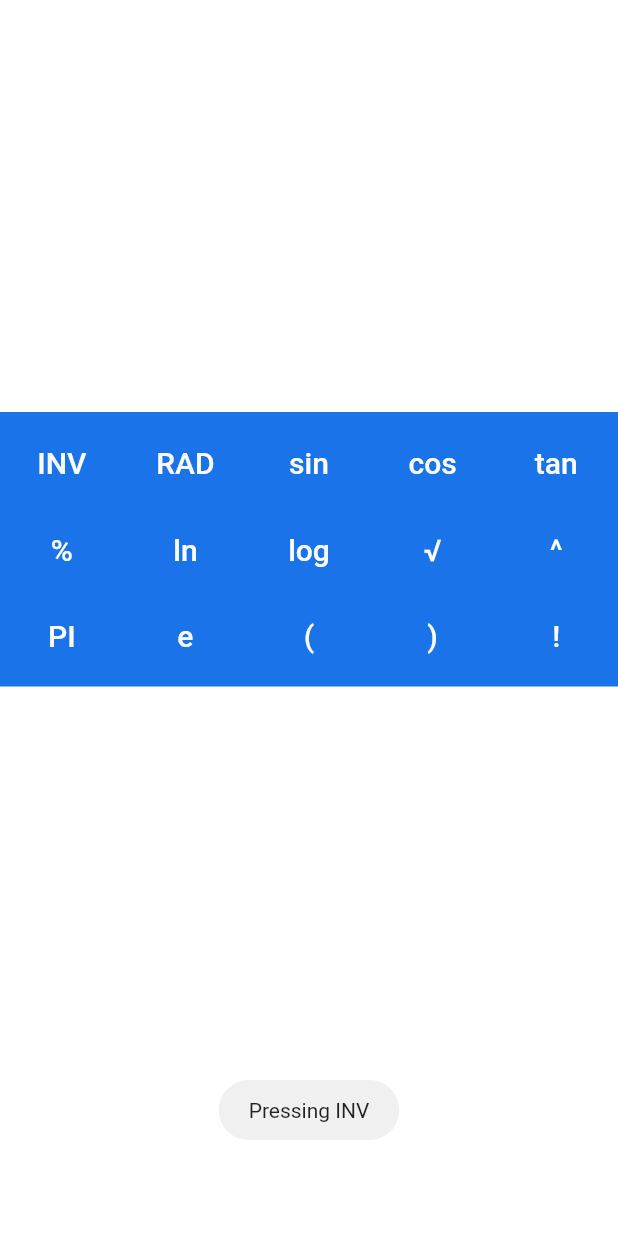
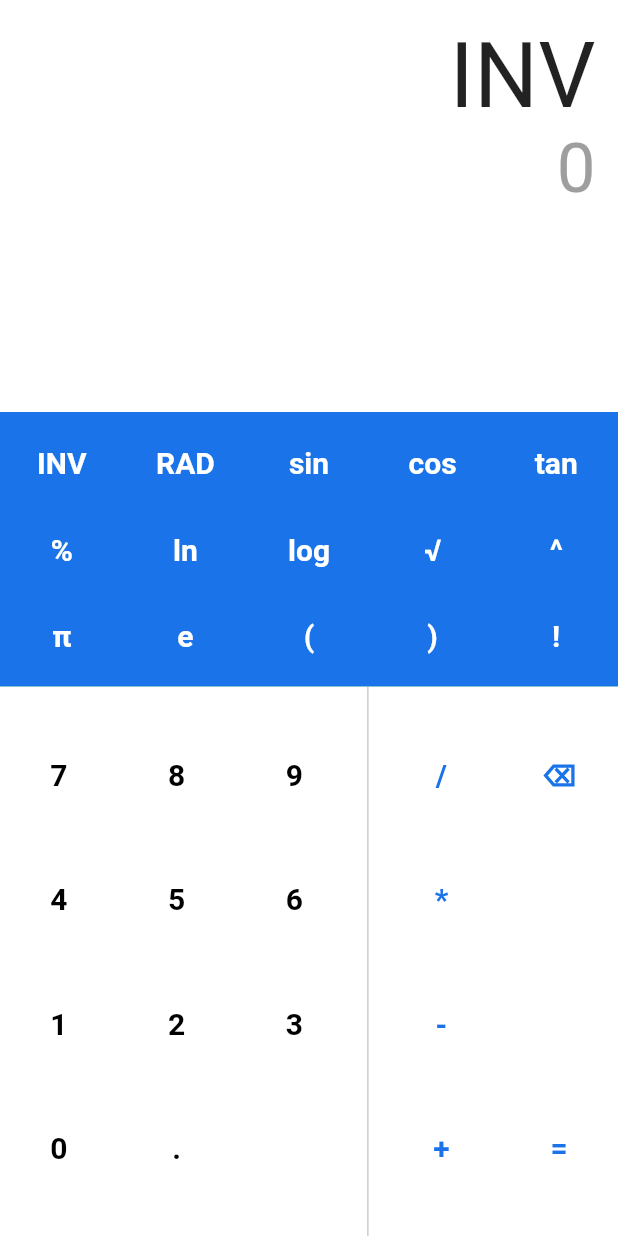
Before and after one commit to amadoug2g/FL-Calculator, a Flutter app: the screen it shows after launch, after a tap on "INV", on a phone screen of 412 x 824 dp. Run offline on Flutter 3.47's test engine with Material 2 defaults, Android fonts, the phone set to English and light mode, and no system bars.

Commit message:
Calculator UI - Normal operations, input and result

```diff
--- a/lib/my_home_dart.dart
+++ b/lib/my_home_dart.dart
@@ -1,7 +1,6 @@
-
 import 'package:flutter/cupertino.dart';
 import 'package:flutter/material.dart';
-import 'package:fluttertoast/fluttertoast.dart';
+import 'package:flutter/services.dart';
 
 class MyHomeApp extends StatefulWidget {
   const MyHomeApp({Key? key}) : super(key: key);
@@ -11,12 +10,74 @@ class MyHomeApp extends StatefulWidget {
 }
 
 class _MyCalculator extends State<MyHomeApp> {
-  String value = "1";
+  //region Variables
+  String input = "0";
+  String result = "0";
+  String expression = "";
+  double inputSize = 20.0;
+  double resultSize = 20.0;
+  //endregion
 
-  void buttonClick() {
-    Fluttertoast.showToast(msg: "Pressing $value");
+  //region Functions
+  TextButton displayTextButton(String text, double fontSize, [Color color = Colors.white, bool activated = true]) {
+    TextButton child;
+
+    if (activated) {
+      child = TextButton(
+          onPressed: () => buttonPress(text),
+          onLongPress: () => buttonLongPress(text),
+          style: TextButton.styleFrom(
+            primary: Colors.grey,
+          ),
+          child: displayText(text, 20.0, color));
+    } else {
+      child = TextButton(
+          onPressed: null,
+          child: displayText(text, 20.0, color));
+    }
+
+    return child;
   }
 
+  Text displayText(String text, double fontSize, Color color) {
+    return Text(text, style: TextStyle(fontSize: fontSize, color: color, fontWeight: FontWeight.bold),);
+  }
+
+  void buttonLongPress(String text) {
+    setState(() {
+      if (text == "⌫") {
+        input = "0";
+        result = "0";
+      }
+    });
+
+    HapticFeedback.mediumImpact();
+  }
+
+  void buttonPress(String text) {
+    setState(() {
+      if (text == "⌫") {
+        if (input.length > 1) {
+          input = input.substring(0,input.length-1);
+        } else {
+          input = "0";
+        }
+      } else if (text == "=") {
+
+      } else {
+        if (input == "0") {
+          input = text;
+        } else {
+          input += text;
+        }
+      }
+    });
+
+    HapticFeedback.lightImpact();
+  }
+  //endregion
+
+  //region Widget
   @override
   Widget build(BuildContext context) {
     return Scaffold(
@@ -25,7 +86,7 @@ class _MyCalculator extends State<MyHomeApp> {
         backgroundColor: Colors.red,
         toolbarHeight: 0.0,
       ),
-      body: Container(
+      body: SizedBox(
         height: double.infinity,
         width: double.infinity,
         child: Column(
@@ -34,8 +95,21 @@ class _MyCalculator extends State<MyHomeApp> {
               flex: 1,
                 child: Container(
                   color: Colors.white,
-                  // height: MediaQuery.of(context).size.height * 0.5,
-                )
+                  width: double.infinity,
+                  padding: const EdgeInsets.all(15),
+                  child: Column(
+                    children: <Widget> [
+                      Container(
+                        alignment: Alignment.centerRight,
+                        child: Text(input, style: const TextStyle(fontSize: 60,),),
+                      ),
+                      Container(
+                        alignment: Alignment.centerRight,
+                        child: Text(result, style: const TextStyle(fontSize: 46,color: Colors.grey),),
+                      ),
+                    ],
+                  ),
+                ),
             ),
             Expanded(
                 flex: 2,
@@ -46,7 +120,8 @@ class _MyCalculator extends State<MyHomeApp> {
                       Expanded(
                         flex: 1,
                         child: Container(
-                          color: Color.fromRGBO(26, 115, 232, 1.0),
+                          width: double.infinity,
+                          color: const Color.fromRGBO(26, 115, 232, 1.0),
                           child: Row(
                             children: <Widget> [
                               Expanded(
@@ -54,39 +129,9 @@ class _MyCalculator extends State<MyHomeApp> {
                                   Column(
                                     mainAxisAlignment: MainAxisAlignment.spaceEvenly,
                                     children: <Widget> [
-                                      TextButton(
-                                        onPressed: () {
-                                          value = "INV";
-                                          buttonClick();
-                                        },
-                                        child: Text(
-                                          "INV",
-                                          style: TextStyle(
-                                            fontSize: 20.0,
-                                            color: Colors.white,
-                                          ),
-                                        ),
-                                      ),
-                                      TextButton(
-                                        onPressed: null,
-                                        child: Text(
-                                          "%",
-                                          style: TextStyle(
-                                            fontSize: 20.0,
-                                            color: Colors.white,
-                                          ),
-                                        ),
-                                      ),
-                                      TextButton(
-                                        onPressed: null,
-                                        child: Text(
-                                          "PI",
-                                          style: TextStyle(
-                                            fontSize: 20.0,
-                                            color: Colors.white,
-                                          ),
-                                        ),
-                                      ),
+                                      displayTextButton("INV", 20.0),
+                                      displayTextButton("%", 20.0),
+                                      displayTextButton("π", 20.0),
                                     ],
                                   ),
                               ),
@@ -94,37 +139,10 @@ class _MyCalculator extends State<MyHomeApp> {
                                 child:
                                   Column(
                                     mainAxisAlignment: MainAxisAlignment.spaceEvenly,
-                                    children: const <Widget> [
-                                      TextButton(
-                                        onPressed: null,
-                                        child: Text(
-                                          "RAD",
-                                          style: TextStyle(
-                                            fontSize: 20.0,
-                                            color: Colors.white,
-                                          ),
-                                        ),
-                                      ),
-                                      TextButton(
-                                        onPressed: null,
-                                        child: Text(
-                                          "ln",
-                                          style: TextStyle(
-                                            fontSize: 20.0,
-                                            color: Colors.white,
-                                          ),
-                                        ),
-                                      ),
-                                      TextButton(
-                                        onPressed: null,
-                                        child: Text(
-                                          "e",
-                                          style: TextStyle(
-                                            fontSize: 20.0,
-                                            color: Colors.white,
-                                          ),
-                                        ),
-                                      ),
+                                    children: <Widget> [
+                                      displayTextButton("RAD", 20.0),
+                                      displayTextButton("ln", 20.0),
+                                      displayTextButton("e", 20.0),
                                     ],
                                   ),
                               ),
@@ -132,37 +150,10 @@ class _MyCalculator extends State<MyHomeApp> {
                                 child:
                                   Column(
                                     mainAxisAlignment: MainAxisAlignment.spaceEvenly,
-                                    children: const <Widget> [
-                                      TextButton(
-                                        onPressed: null,
-                                        child: Text(
-                                          "sin",
-                                          style: TextStyle(
-                                            fontSize: 20.0,
-                                            color: Colors.white,
-                                          ),
-                                        ),
-                                      ),
-                                      TextButton(
-                                        onPressed: null,
-                                        child: Text(
-                                          "log",
-                                          style: TextStyle(
-                                            fontSize: 20.0,
-                                            color: Colors.white,
-                                          ),
-                                        ),
-                                      ),
-                                      TextButton(
-                                        onPressed: null,
-                                        child: Text(
-                                          "(",
-                                          style: TextStyle(
-                                            fontSize: 20.0,
-                                            color: Colors.white,
-                                          ),
-                                        ),
-                                      ),
+                                    children: <Widget> [
+                                      displayTextButton("sin", 20.0),
+                                      displayTextButton("log", 20.0),
+                                      displayTextButton("(", 20.0),
                                     ],
                                   ),
                               ),
@@ -170,37 +161,10 @@ class _MyCalculator extends State<MyHomeApp> {
                                 child:
                                   Column(
                                     mainAxisAlignment: MainAxisAlignment.spaceEvenly,
-                                    children: const <Widget> [
-                                      TextButton(
-                                        onPressed: null,
-                                        child: Text(
-                                          "cos",
-                                          style: TextStyle(
-                                            fontSize: 20.0,
-                                            color: Colors.white,
-                                          ),
-                                        ),
-                                      ),
-                                      TextButton(
-                                        onPressed: null,
-                                        child: Text(
-                                          "√",
-                                          style: TextStyle(
-                                            fontSize: 20.0,
-                                            color: Colors.white,
-                                          ),
-                                        ),
-                                      ),
-                                      TextButton(
-                                        onPressed: null,
-                                        child: Text(
-                                          ")",
-                                          style: TextStyle(
-                                            fontSize: 20.0,
-                                            color: Colors.white,
-                                          ),
-                                        ),
-                                      ),
+                                    children: <Widget> [
+                                      displayTextButton("cos", 20.0),
+                                      displayTextButton("√", 20.0),
+                                      displayTextButton(")", 20.0),
                                     ],
                                   ),
                               ),
@@ -208,37 +172,10 @@ class _MyCalculator extends State<MyHomeApp> {
                                 child:
                                   Column(
                                     mainAxisAlignment: MainAxisAlignment.spaceEvenly,
-                                    children: const <Widget> [
-                                      TextButton(
-                                        onPressed: null,
-                                        child: Text(
-                                          "tan",
-                                          style: TextStyle(
-                                            fontSize: 20.0,
-                                            color: Colors.white,
-                                          ),
-                                        ),
-                                      ),
-                                      TextButton(
-                                        onPressed: null,
-                                        child: Text(
-                                          "^",
-                                          style: TextStyle(
-                                            fontSize: 20.0,
-                                            color: Colors.white,
-                                          ),
-                                        ),
-                                      ),
-                                      TextButton(
-                                        onPressed: null,
-                                        child: Text(
-                                          "!",
-                                          style: TextStyle(
-                                            fontSize: 20.0,
-                                            color: Colors.white,
-                                          ),
-                                        ),
-                                      ),
+                                    children: <Widget> [
+                                      displayTextButton("tan", 20.0),
+                                      displayTextButton("^", 20.0),
+                                      displayTextButton("!", 20.0),
                                     ],
                                   ),
                               ),
@@ -249,7 +186,85 @@ class _MyCalculator extends State<MyHomeApp> {
                       Expanded(
                         flex: 2,
                         child: Container(
+                          width: double.infinity,
                           color: Colors.white,
+                          child: Row(
+                            children: <Widget> [
+                              Expanded(
+                                flex: 4,
+                                child:
+                                Column(
+                                  mainAxisAlignment: MainAxisAlignment.spaceEvenly,
+                                  children: <Widget> [
+                                    displayTextButton("7", 25.0, Colors.black),
+                                    displayTextButton("4", 25.0, Colors.black),
+                                    displayTextButton("1", 25.0, Colors.black),
+                                    displayTextButton("0", 25.0, Colors.black),
+                                  ],
+                                ),
+                              ),
+                              Expanded(
+                                flex: 4,
+                                child:
+                                Column(
+                                  mainAxisAlignment: MainAxisAlignment.spaceEvenly,
+                                  children: <Widget> [
+                                    displayTextButton("8", 25.0, Colors.black),
+                                    displayTextButton("5", 25.0, Colors.black),
+                                    displayTextButton("2", 25.0, Colors.black),
+                                    displayTextButton(".", 25.0, Colors.black),
+                                  ],
+                                ),
+                              ),
+                              Expanded(
+                                flex: 4,
+                                child:
+                                Column(
+                                  mainAxisAlignment: MainAxisAlignment.spaceEvenly,
+                                  children: <Widget> [
+                                    displayTextButton("9", 25.0, Colors.black),
+                                    displayTextButton("6", 25.0, Colors.black),
+                                    displayTextButton("3", 25.0, Colors.black),
+                                    displayTextButton("", 25.0, Colors.black, false),
+                                  ],
+                                ),
+                              ),
+                              const Expanded(
+                                flex: 1,
+                                child: VerticalDivider(
+                                  thickness: 1,
+                                  color: Color.fromRGBO(0, 0, 0, 0.2),
+                                ),
+                              ),
+                              Expanded(
+                                flex: 4,
+                                child:
+                                Column(
+                                  mainAxisAlignment: MainAxisAlignment.spaceEvenly,
+                                  children: <Widget> [
+                                    displayTextButton("/", 25.0, const Color.fromRGBO(26,115,232,1.0)),
+                                    displayTextButton("*", 25.0, const Color.fromRGBO(26,115,232,1.0)),
+                                    displayTextButton("-", 25.0, const Color.fromRGBO(26,115,232,1.0)),
+                                    displayTextButton("+", 25.0, const Color.fromRGBO(26,115,232,1.0)),
+                                  ],
+                                ),
+                              ),
+                              Expanded(
+                                flex: 4,
+                                child:
+                                Column(
+                                  mainAxisAlignment: MainAxisAlignment.spaceEvenly,
+                                  children: <Widget> [
+                                    // displayTextButton("C", 25.0, const Color.fromRGBO(26,115,232,1.0)),
+                                    displayTextButton("⌫", 25.0, const Color.fromRGBO(26,115,232,1.0)),
+                                    displayTextButton("", 25.0, const Color.fromRGBO(26,115,232,1.0), false),
+                                    displayTextButton("", 25.0, const Color.fromRGBO(26,115,232,1.0), false),
+                                    displayTextButton("=", 25.0, const Color.fromRGBO(26,115,232,1.0)),
+                                  ],
+                                ),
+                              ),
+                            ],
+                          ),
                         ),
                       ),
                     ],
@@ -262,4 +277,5 @@ class _MyCalculator extends State<MyHomeApp> {
       )
     );
   }
+  //endregion
 }
--- a/pubspec.yaml
+++ b/pubspec.yaml
@@ -38,6 +38,7 @@ dependencies:
   cupertino_icons: ^1.0.2
   english_words: ^4.0.0
   fluttertoast: ^8.0.8
+  flutter_vibrate: ^1.3.0
 
 dev_dependencies:
   flutter_test:
```
Also changed, not shown: pubspec.lock, 1 other file.
